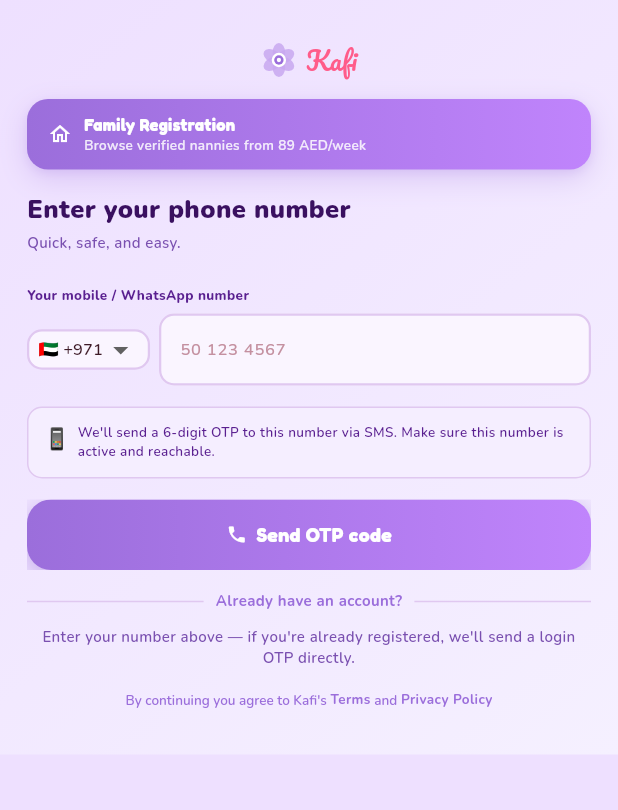
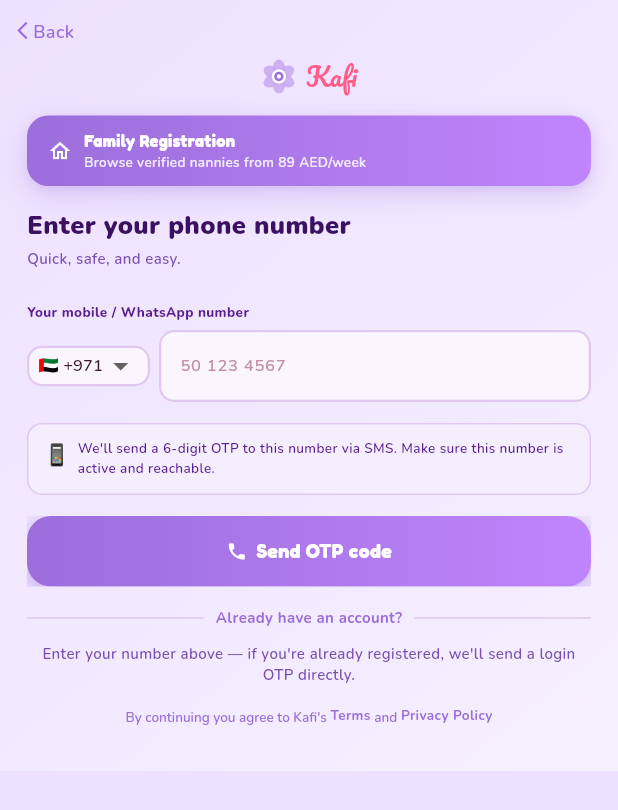
Before and after one commit to WaseemMirzaa/kafi, a Flutter app: the LoginFamilyScreen screen opened by its route, on a phone screen of 412 x 824 dp. Shown: the top 810 px of the screen. Run offline on Flutter 3.47's test engine with Material 3 defaults, Android fonts, the phone set to English and light mode, and no system bars; our stand-ins replace cloud_firestore, cloud_functions, connectivity_plus, file_picker, firebase_auth, firebase_core and 11 more; accounts and stored records are empty.

Commit message:
fix(auth): back buttons, country-list dedup, OTP box reset, blockSub cleanup (N1, Minor) (#81)
Audit Minor batch — auth entry (AUTH-3/4/5/6/8/9; AUTH-1/7 already shipped in the
Major auth PR, AUTH-2 deferred — the nanny login field is intentionally larger,
so reusing the shared KafiPhoneInput would regress its look).

- AUTH-4/6: nanny and family login screens had no way back to Welcome (an iOS
  user who picked the wrong role was stuck) — added a back button to each,
  mirroring the OTP screen.
- AUTH-3/5: both screens hardcoded their country-picker lists; familyCountryCodes
  was a dead map. Consolidated into AuthConstants.nannyCountryOptions /
  familyCountryOptions (single source) and removed the dead map.
- AUTH-8: on Resend the controller cleared otpCode but the six OTP boxes kept
  their old digits (they own their own TextEditingControllers). Added a worker
  that clears the boxes when otpCode resets to empty.
- AUTH-9: deleteAccount cancelled the OTP timer but not the block watcher, so it
  kept listening on the just-deleted role doc. Now cancels _blockSub (and the
  resend timer), mirroring signOut.


Claude-Session: https://claude.ai/code/session_01R6HmhD4i7vnEUZZUy5VfRt

Co-authored-by: Claude <noreply@anthropic.com>

```diff
--- a/kafi_app/lib/controllers/auth_controller.dart
+++ b/kafi_app/lib/controllers/auth_controller.dart
@@ -381,6 +381,11 @@ class AuthController extends GetxController {
     await _authService.deleteAccount(reason);
     currentUser.value = null;
     _otpTimer?.cancel();
+    _resendTimer?.cancel();
+    // Stop the block watcher too — otherwise it keeps listening on the just-
+    // deleted role doc (mirrors signOut).
+    _blockSub?.cancel();
+    _blockSub = null;
     phoneController.clear();
     // The delete-account screen navigates to /welcome via `offAllNamed`, so
     // ephemeral controllers get torn down with their bindings. Permanent
--- a/kafi_app/lib/views/auth/login_family_screen.dart
+++ b/kafi_app/lib/views/auth/login_family_screen.dart
@@ -3,6 +3,7 @@ import 'package:get/get.dart';
 import 'package:kafi_app/config/routes.dart';
 import 'package:kafi_app/controllers/auth_controller.dart';
 import 'package:kafi_app/l10n/app_strings.dart';
+import 'package:kafi_app/utils/constants/auth_constants.dart';
 import 'package:kafi_app/views/shared/kafi_theme.dart';
 import 'package:kafi_app/views/widgets/kafi_logo.dart';
 import 'package:kafi_app/views/widgets/kafi_phone_input.dart';
@@ -41,7 +42,25 @@ class _LoginFamilyScreenState extends State<LoginFamilyScreen> {
           child: SingleChildScrollView(
             child: Column(
               children: [
-                const SizedBox(height: 28),
+                const SizedBox(height: 12),
+                Align(
+                  alignment: Alignment.centerLeft,
+                  child: Padding(
+                    padding: const EdgeInsets.only(left: 8),
+                    child: GestureDetector(
+                      onTap: Get.back,
+                      child: Row(
+                        mainAxisSize: MainAxisSize.min,
+                        children: [
+                          const Icon(Icons.arrow_back_ios_new, size: 14, color: KafiColors.pur),
+                          Text(AppStrings.back.tr,
+                              style: KafiTheme.nunito(12, color: KafiColors.pur)),
+                        ],
+                      ),
+                    ),
+                  ),
+                ),
+                const SizedBox(height: 10),
                 const KafiLogo(size: 24, purple: true),
                 const SizedBox(height: 14),
                 _banner(),
@@ -72,14 +91,8 @@ class _LoginFamilyScreenState extends State<LoginFamilyScreen> {
                           controller: controller.phoneController,
                           countryCode: controller.countryCode.value,
                           onCountryChanged: (c) => controller.countryCode.value = c,
-                          // Family country codes per System Spec §1.5.
-                          countryOptions: const [
-                            '🇦🇪 +971', '🇸🇦 +966', '🇰🇼 +965', '🇶🇦 +974', '🇧🇭 +973',
-                            '🇴🇲 +968', '🇪🇬 +20', '🇱🇧 +961', '🇯🇴 +962', '🇲🇦 +212',
-                            '🇬🇧 +44', '🇮🇪 +353', '🇫🇷 +33', '🇩🇪 +49', '🇮🇹 +39',
-                            '🇪🇸 +34', '🇳🇱 +31', '🇨🇭 +41', '🇺🇸 +1', '🇨🇦 +1',
-                            '🇮🇳 +91', '🇵🇰 +92', '🇸🇬 +65', '🇦🇺 +61', '🇳🇿 +64',
-                          ],
+                          // Sourced from the shared constant (System Spec §1.5).
+                          countryOptions: AuthConstants.familyCountryOptions,
                         ),
                       ),
                       Obx(
```
Also changed, not shown: kafi_app/lib/utils/constants/auth_constants.dart (+16 -34 lines), kafi_app/lib/views/auth/login_nanny_screen.dart (+19 -6 lines), kafi_app/lib/views/auth/otp_verify_screen.dart (+15 -0 lines).
